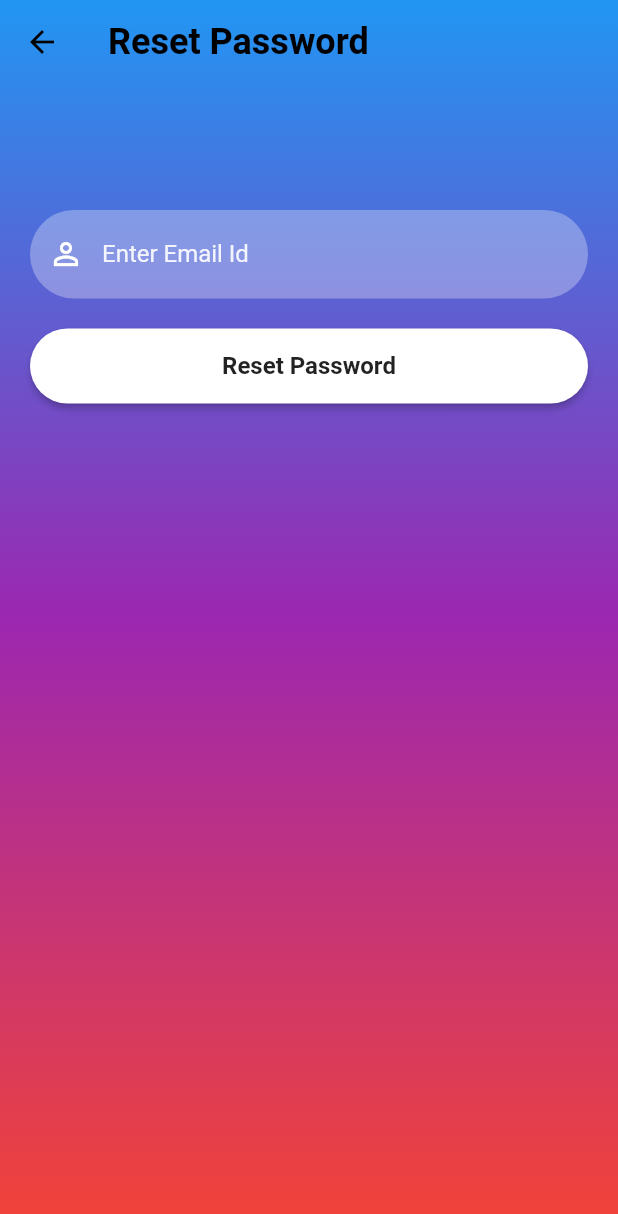
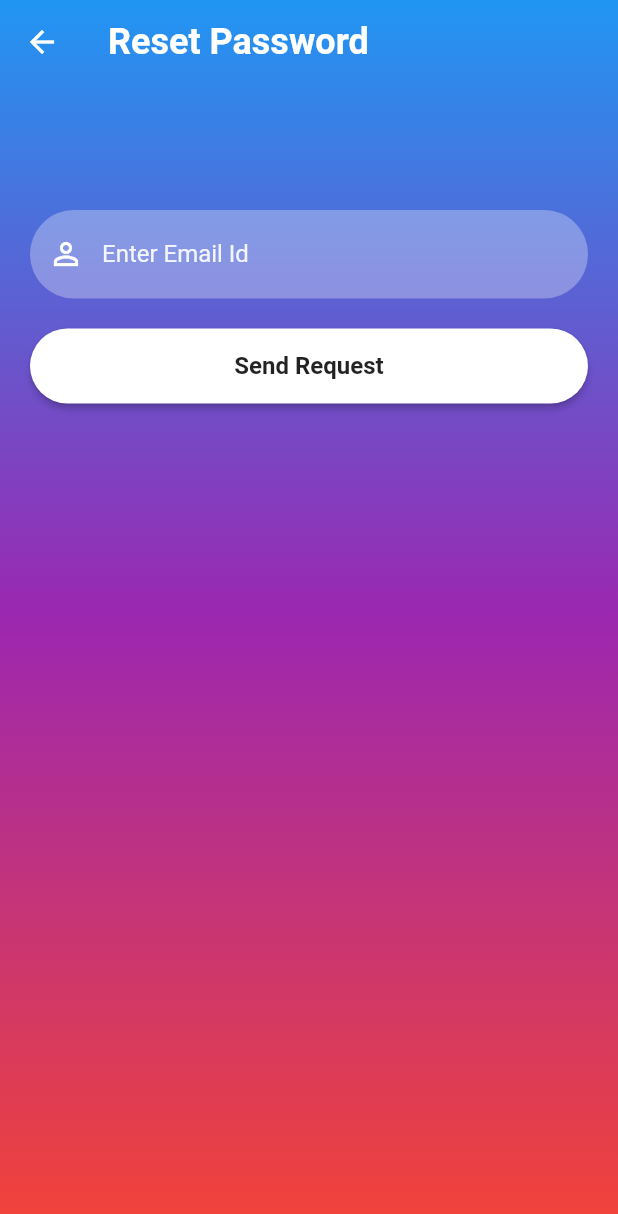
Before and after one commit to anas877860/moneyManagerApp, a Flutter app: the screen it shows after launch, after a tap on "Forgot Password?", on a phone screen of 412 x 824 dp. Shown: the top 1214 px of the screen. Run offline on Flutter 3.47's test engine with Material 2 defaults, Android fonts, the phone set to English and light mode, and no system bars; our stand-ins replace firebase_auth, firebase_core, flutter_slidable, hive_flutter, new_gradient_app_bar, shared_preferences; accounts and stored records are empty; network calls fail.

Commit message:
git moneymanagerapp firebaseauth sharedpref commited

```diff
--- a/lib/main.dart
+++ b/lib/main.dart
@@ -10,6 +10,7 @@ import 'package:money_manager_flutter/screens/splash_screen/splash_screen.dart';
 
 Future<void> main() async {
   WidgetsFlutterBinding.ensureInitialized();
+
   await Firebase.initializeApp();
   await Hive.initFlutter();
   if (!Hive.isAdapterRegistered(CategoryTypeAdapter().typeId)) {
--- a/lib/screens/home/screen_home.dart
+++ b/lib/screens/home/screen_home.dart
@@ -10,6 +10,7 @@ import 'package:money_manager_flutter/screens/home/widgets/bottom_navigation.dar
 import 'package:money_manager_flutter/screens/sign_in_screen/sign_in_screen.dart';
 import 'package:money_manager_flutter/screens/transactions/screen_transactions.dart';
 import 'package:new_gradient_app_bar/new_gradient_app_bar.dart';
+import 'package:shared_preferences/shared_preferences.dart';
 
 class ScreenHome extends StatelessWidget {
   const ScreenHome({Key? key}) : super(key: key);
@@ -24,7 +25,9 @@ class ScreenHome extends StatelessWidget {
         centerTitle: true,
         actions: [
           IconButton(
-              onPressed: () {
+              onPressed: () async {
+                SharedPreferences prefs = await SharedPreferences.getInstance();
+                prefs.remove('email');
                 FirebaseAuth.instance.signOut().then((value) {
                   log("Sign out");
                   Navigator.pushAndRemoveUntil(
--- a/lib/screens/reset_password_screen/reset_password_screen.dart
+++ b/lib/screens/reset_password_screen/reset_password_screen.dart
@@ -1,3 +1,5 @@
+import 'dart:developer';
+
 import 'package:firebase_auth/firebase_auth.dart';
 import 'package:flutter/material.dart';
 import 'package:money_manager_flutter/reusable_widget/reusable_widgets.dart';
@@ -11,11 +13,15 @@ class ResetPassword extends StatelessWidget {
     return Scaffold(
       extendBodyBehindAppBar: true,
       appBar: AppBar(
+        iconTheme: const IconThemeData(
+          color: Colors.white, //change your color here
+        ),
         backgroundColor: Colors.transparent,
         elevation: 0,
         title: const Text(
           "Reset Password",
-          style: TextStyle(fontSize: 24, fontWeight: FontWeight.bold),
+          style: TextStyle(
+              fontSize: 24, fontWeight: FontWeight.bold, color: Colors.white),
         ),
       ),
       body: Container(
@@ -39,10 +45,19 @@ class ResetPassword extends StatelessWidget {
               const SizedBox(
                 height: 20,
               ),
-              firebaseButton(context, "Reset Password", () async {
+              firebaseButton(context, "Send Request", () async {
+                log(_emailTextController.text);
                 await FirebaseAuth.instance
                     .sendPasswordResetEmail(email: _emailTextController.text)
-                    .then((value) => Navigator.of(context).pop());
+                    .then((value) => Navigator.of(context).pop())
+                    .onError((error, stackTrace) {
+                  log("Error ${error.toString()}");
+                  ScaffoldMessenger.of(context).showSnackBar(
+                    const SnackBar(
+                      content: Text("Error, There is no user record corresponding to this identifier. The user may have been deleted."),
+                    ),
+                  );
+                });
               })
             ]),
           ),
--- a/lib/screens/splash_screen/splash_screen.dart
+++ b/lib/screens/splash_screen/splash_screen.dart
@@ -1,27 +1,43 @@
 import 'package:flutter/material.dart';
+import 'package:money_manager_flutter/screens/home/screen_home.dart';
 import 'package:money_manager_flutter/screens/sign_in_screen/sign_in_screen.dart';
+
+import 'package:shared_preferences/shared_preferences.dart';
 
 class SplashScreen extends StatelessWidget {
   const SplashScreen({Key? key}) : super(key: key);
 
   @override
   Widget build(BuildContext context) {
-    log(context);
+    checkLogIn(context);
+
     return Scaffold(
-      backgroundColor: Colors.blue,
       body: Container(
-        decoration: const BoxDecoration(color: Colors.blue),
-        child: Image.asset(
-          "assets/images/image.png",
-          height: 600,
+        height: double.infinity,
+        decoration: const BoxDecoration(color: Colors.white),
+        child: Center(
+          child: Image.asset(
+            "assets/images/pocket_logo.jpg",
+          ),
         ),
       ),
     );
   }
 
-  log(context) async {
+  goToLogin(context) async {
+    SharedPreferences prefs = await SharedPreferences.getInstance();
+    var email = prefs.getString('email');
+    if (email == null) {
+      Navigator.pushReplacement(
+          context, MaterialPageRoute(builder: (context) => SignInScreen()));
+    } else {
+      Navigator.pushReplacement(
+          context, MaterialPageRoute(builder: (context) => const ScreenHome()));
+    }
+  }
+
+  checkLogIn(context) async {
     await Future.delayed(const Duration(seconds: 3));
-    Navigator.pushReplacement(
-        context, MaterialPageRoute(builder: (context) => SignInScreen()));
+    goToLogin(context);
   }
 }
--- a/pubspec.yaml
+++ b/pubspec.yaml
@@ -27,6 +27,7 @@ environment:
 # the latest version available on pub.dev. To see which dependencies have newer
 # versions available, run `flutter pub outdated`.
 dependencies:
+
   cupertino_icons: 1.0.2
   firebase_auth: ^3.9.0
   firebase_core: ^1.22.0
@@ -38,6 +39,7 @@ dependencies:
   hive_flutter: 1.1.0
   intl: 0.17.0
   new_gradient_app_bar: ^0.2.0
+  shared_preferences: ^2.0.15
 
 dev_dependencies:
   build_runner: 2.1.11
```
Also changed, not shown: lib/screens/sign_in_screen/sign_in_screen.dart (+7 -5 lines), assets/images/images.jpg (deleted), assets/images/manageimage.png (added), assets/images/pocket_logo.jpg (added), pubspec.lock, 2 other files.
